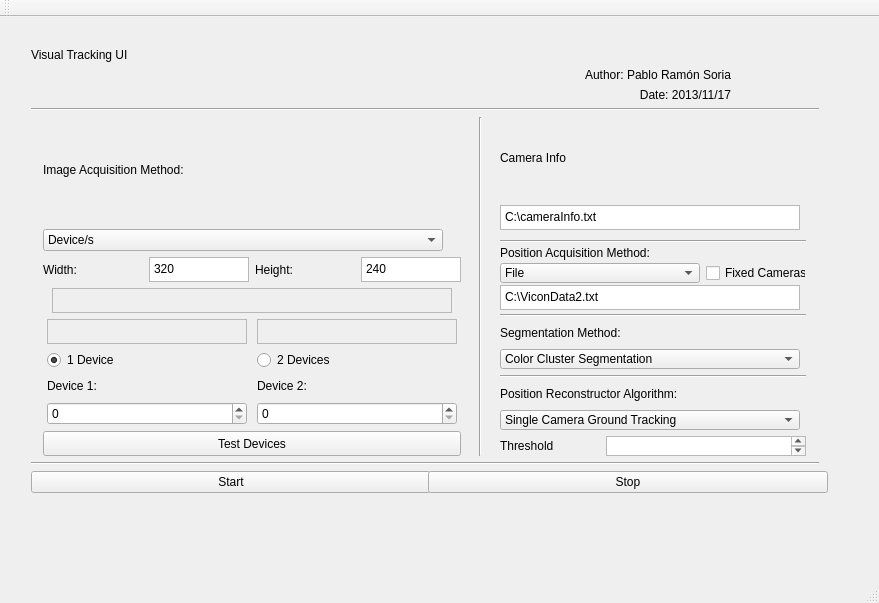
Before: the Qt Designer form VisualTrackingUI-QT/VisualTrackingUI-QT/mainwindow.ui in Bardo91/DepartamentoESI, drawn with Qt 5.
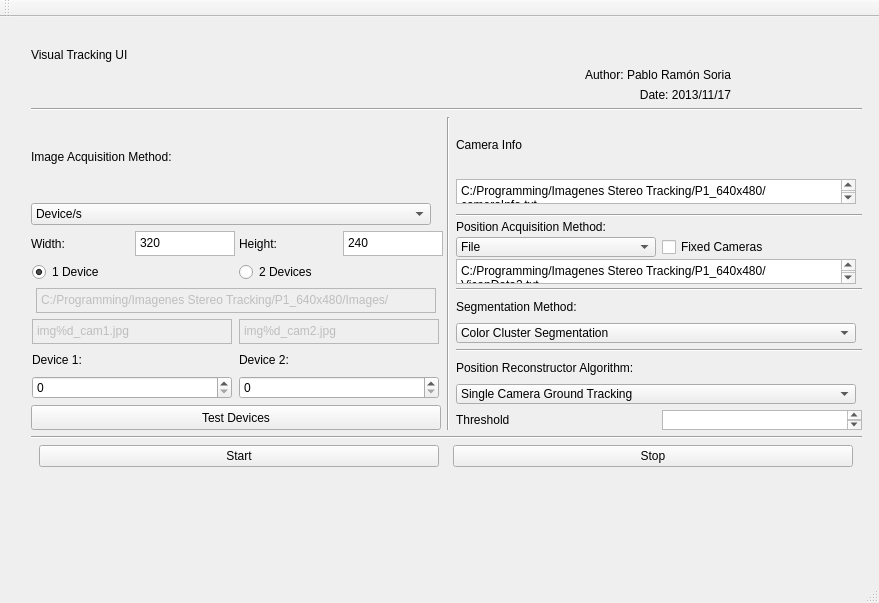
After: the same form once the commit is applied.

Commit message:
----------- Visual Tracking UI QT -------------------
-->ImageAcquisitor: Change updateFrame function.

-->Camera: Delete prepare input data functions (PositionManager will deal with those)

-->RobustStereoMatching: Created base of header

-->InfoCollector: Code image from path method.

-->PositionManager: Check if timer is initialized.

-->mainwindow: fixed errors getting data

Patch:
```diff
--- a/VisualTrackingUI-QT/VisualTrackingUI-QT/mainwindow.ui
+++ b/VisualTrackingUI-QT/VisualTrackingUI-QT/mainwindow.ui
@@ -19,8 +19,8 @@
      <rect>
       <x>20</x>
       <y>20</y>
-      <width>810</width>
-      <height>477</height>
+      <width>853</width>
+      <height>451</height>
      </rect>
     </property>
     <layout class="QVBoxLayout" name="mainLayout">
@@ -254,6 +254,54 @@
            </item>
           </layout>
          </item>
+         <item>
+          <layout class="QHBoxLayout" name="rBDeviceLayout">
+           <property name="bottomMargin">
+            <number>0</number>
+           </property>
+           <item>
+            <widget class="QRadioButton" name="rB1Device">
+             <property name="minimumSize">
+              <size>
+               <width>200</width>
+               <height>20</height>
+              </size>
+             </property>
+             <property name="maximumSize">
+              <size>
+               <width>200</width>
+               <height>16777215</height>
+              </size>
+             </property>
+             <property name="text">
+              <string>1 Device</string>
+             </property>
+             <property name="checked">
+              <bool>true</bool>
+             </property>
+            </widget>
+           </item>
+           <item>
+            <widget class="QRadioButton" name="rB2Devices">
+             <property name="minimumSize">
+              <size>
+               <width>200</width>
+               <height>20</height>
+              </size>
+             </property>
+             <property name="maximumSize">
+              <size>
+               <width>200</width>
+               <height>16777215</height>
+              </size>
+             </property>
+             <property name="text">
+              <string>2 Devices</string>
+             </property>
+            </widget>
+           </item>
+          </layout>
+         </item>
          <item>
           <layout class="QVBoxLayout" name="verticalLayout_2">
            <property name="bottomMargin">
@@ -284,6 +332,9 @@
                  <height>25</height>
                 </size>
                </property>
+               <property name="plainText">
+                <string>C:/Programming/Imagenes Stereo Tracking/P1_640x480/Images/</string>
+               </property>
               </widget>
              </item>
             </layout>
@@ -293,30 +344,33 @@
              <property name="topMargin">
               <number>0</number>
              </property>
-             <item>
-              <widget class="QPlainTextEdit" name="imgAcqMethodFileName2EditText">
-               <property name="enabled">
-                <bool>false</bool>
-               </property>
-               <property name="minimumSize">
-                <size>
-                 <width>200</width>
-                 <height>25</height>
-                </size>
-               </property>
-               <property name="maximumSize">
-                <size>
-                 <width>200</width>
-                 <height>25</height>
-                </size>
-               </property>
-              </widget>
-             </item>
              <item>
               <widget class="QPlainTextEdit" name="imgAcqMethodFileName1EditText">
                <property name="enabled">
                 <bool>false</bool>
                </property>
+               <property name="minimumSize">
+                <size>
+                 <width>200</width>
+                 <height>25</height>
+                </size>
+               </property>
+               <property name="maximumSize">
+                <size>
+                 <width>200</width>
+                 <height>25</height>
+                </size>
+               </property>
+               <property name="plainText">
+                <string>img%d_cam1.jpg</string>
+               </property>
+              </widget>
+             </item>
+             <item>
+              <widget class="QPlainTextEdit" name="imgAcqMethodFileName2EditText">
+               <property name="enabled">
+                <bool>false</bool>
+               </property>
                <property name="sizePolicy">
                 <sizepolicy hsizetype="Expanding" vsizetype="Preferred">
                  <horstretch>0</horstretch>
@@ -335,6 +389,9 @@
                  <height>25</height>
                 </size>
                </property>
+               <property name="plainText">
+                <string>img%d_cam2.jpg</string>
+               </property>
               </widget>
              </item>
             </layout>
@@ -346,54 +403,6 @@
            <property name="bottomMargin">
             <number>0</number>
            </property>
-           <item>
-            <layout class="QHBoxLayout" name="rBDeviceLayout">
-             <property name="bottomMargin">
-              <number>0</number>
-             </property>
-             <item>
-              <widget class="QRadioButton" name="rB1Device">
-               <property name="minimumSize">
-                <size>
-                 <width>200</width>
-                 <height>20</height>
-                </size>
-               </property>
-               <property name="maximumSize">
-                <size>
-                 <width>200</width>
-                 <height>16777215</height>
-                </size>
-               </property>
-               <property name="text">
-                <string>1 Device</string>
-               </property>
-               <property name="checked">
-                <bool>true</bool>
-               </property>
-              </widget>
-             </item>
-             <item>
-              <widget class="QRadioButton" name="rB2Devices">
-               <property name="minimumSize">
-                <size>
-                 <width>200</width>
-                 <height>20</height>
-                </size>
-               </property>
-               <property name="maximumSize">
-                <size>
-                 <width>200</width>
-                 <height>16777215</height>
-                </size>
-               </property>
-               <property name="text">
-                <string>2 Devices</string>
-               </property>
-              </widget>
-             </item>
-            </layout>
-           </item>
            <item>
             <layout class="QHBoxLayout" name="spinDeviceLayout">
              <property name="topMargin">
@@ -544,18 +553,18 @@
               <widget class="QPlainTextEdit" name="cameraInfoPathEditTest">
                <property name="minimumSize">
                 <size>
-                 <width>300</width>
+                 <width>400</width>
                  <height>25</height>
                 </size>
                </property>
                <property name="maximumSize">
                 <size>
-                 <width>300</width>
+                 <width>400</width>
                  <height>25</height>
                 </size>
                </property>
                <property name="plainText">
-                <string>C:\cameraInfo.txt</string>
+                <string>C:/Programming/Imagenes Stereo Tracking/P1_640x480/cameraInfo.txt</string>
                </property>
               </widget>
              </item>
@@ -622,13 +631,13 @@
               <widget class="QCheckBox" name="fixCamCheckBox">
                <property name="minimumSize">
                 <size>
-                 <width>100</width>
+                 <width>200</width>
                  <height>0</height>
                 </size>
                </property>
                <property name="maximumSize">
                 <size>
-                 <width>100</width>
+                 <width>200</width>
                  <height>16777215</height>
                 </size>
                </property>
@@ -649,7 +658,7 @@
              </property>
              <property name="minimumSize">
               <size>
-               <width>300</width>
+               <width>400</width>
                <height>25</height>
               </size>
              </property>
@@ -660,7 +669,7 @@
               </size>
              </property>
              <property name="plainText">
-              <string>C:\ViconData2.txt</string>
+              <string>C:/Programming/Imagenes Stereo Tracking/P1_640x480/ViconData2.txt</string>
              </property>
             </widget>
            </item>
@@ -679,13 +688,13 @@
             <widget class="QLabel" name="segMethodLabel">
              <property name="minimumSize">
               <size>
-               <width>300</width>
+               <width>400</width>
                <height>20</height>
               </size>
              </property>
              <property name="maximumSize">
               <size>
-               <width>300</width>
+               <width>400</width>
                <height>20</height>
               </size>
              </property>
@@ -698,13 +707,13 @@
             <widget class="QComboBox" name="segMethodSelector">
              <property name="minimumSize">
               <size>
-               <width>300</width>
+               <width>400</width>
                <height>20</height>
               </size>
              </property>
              <property name="maximumSize">
               <size>
-               <width>300</width>
+               <width>40</width>
                <height>20</height>
               </size>
              </property>
@@ -749,13 +758,13 @@
             <widget class="QComboBox" name="posReconAlgorithmSelector">
              <property name="minimumSize">
               <size>
-               <width>300</width>
+               <width>400</width>
                <height>20</height>
               </size>
              </property>
              <property name="maximumSize">
               <size>
-               <width>300</width>
+               <width>400</width>
                <height>20</height>
               </size>
              </property>
@@ -792,13 +801,13 @@
                </property>
                <property name="minimumSize">
                 <size>
-                 <width>100</width>
+                 <width>200</width>
                  <height>20</height>
                 </size>
                </property>
                <property name="maximumSize">
                 <size>
-                 <width>100</width>
+                 <width>200</width>
                  <height>20</height>
                 </size>
                </property>
```
The commit also changes 15 other files.
